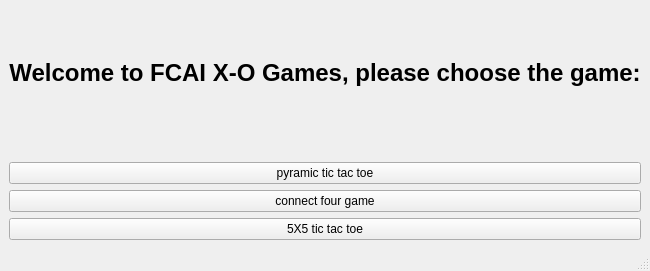
The window that GUIProject - task 2/mainwindow.ui (Ahmed99125/OOP---Assignment-3) describes before a commit, drawn with Qt 5.
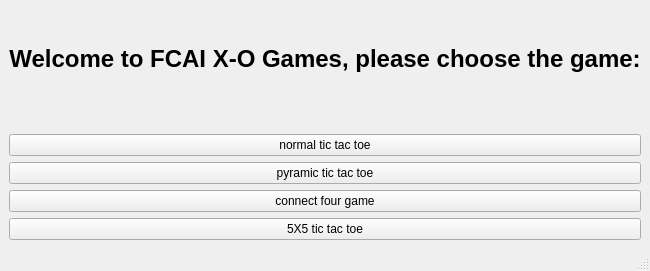
The same window after the commit.

The edit to the form file:
```diff
--- a/GUIProject - task 2/mainwindow.ui
+++ b/GUIProject - task 2/mainwindow.ui
@@ -49,6 +49,13 @@
     </item>
     <item>
      <layout class="QVBoxLayout" name="verticalLayout">
+      <item>
+       <widget class="QPushButton" name="pushButton">
+        <property name="text">
+         <string>normal tic tac toe</string>
+        </property>
+       </widget>
+      </item>
       <item>
        <widget class="QPushButton" name="pyramicGameBtn">
         <property name="text">
```
